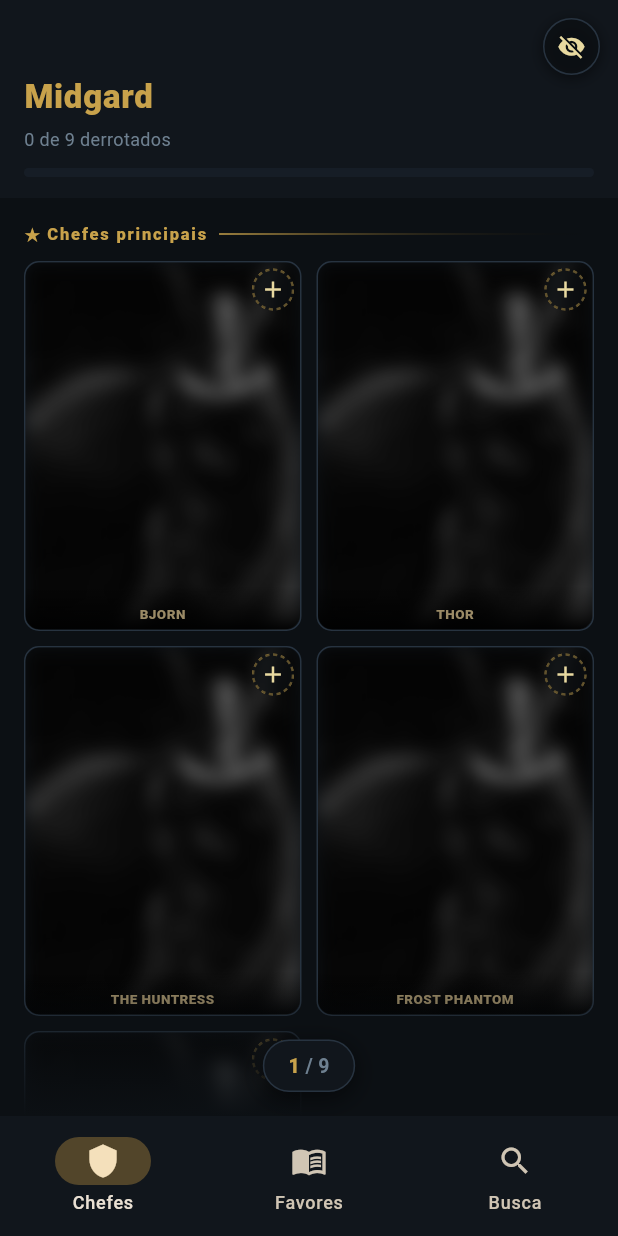
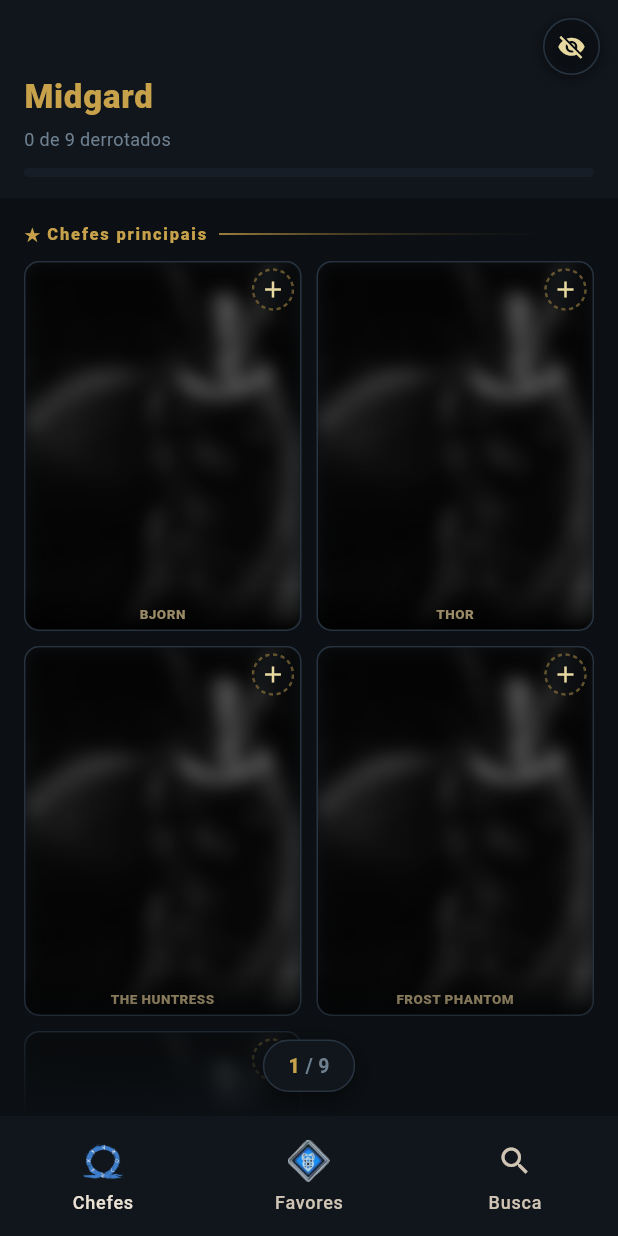
Before and after one commit to bruno-klemz/gow_elden_cup, a Flutter app: the screen it shows after launch, on a phone screen of 412 x 824 dp. Run offline on Flutter 3.47's test engine with Material 3 defaults, Android fonts, the phone set to English and light mode, and no system bars; our stand-ins replace equatable, flutter_bloc, get_it, shared_preferences.

Commit message:
feat(nav): themed image icons for Chefes (Omega) and Favores (rune)
Replace the shield/book glyphs with the God of War Ragnarök Omega logo
(Chefes) and a realm-rune emblem (Favores), rendered full-colour with
glyph fallbacks for load failures. Removes the selected-item pill so the
icons read cleanly. Updates the app shell test to tap by nav label.

Co-Authored-By: Claude Opus 4.8 (1M context) <noreply@anthropic.com>

```diff
--- a/lib/app/app_shell.dart
+++ b/lib/app/app_shell.dart
@@ -22,15 +22,16 @@ class _AppShellState extends State<AppShell> {
         selectedIndex: _index,
         onDestinationSelected: (i) => setState(() => _index = i),
         backgroundColor: AppColors.surface,
+        // No pill/chip highlight behind the selected icon.
+        indicatorColor: Colors.transparent,
+        overlayColor: const WidgetStatePropertyAll(Colors.transparent),
         destinations: const [
           NavigationDestination(
-            icon: Icon(Icons.shield_outlined),
-            selectedIcon: Icon(Icons.shield),
+            icon: _OmegaIcon(),
             label: 'Chefes',
           ),
           NavigationDestination(
-            icon: Icon(Icons.menu_book_outlined),
-            selectedIcon: Icon(Icons.menu_book),
+            icon: _FavorsIcon(),
             label: 'Favores',
           ),
           NavigationDestination(
@@ -42,3 +43,37 @@ class _AppShellState extends State<AppShell> {
     );
   }
 }
+
+/// The God of War Ragnarök Omega logo as the "Chefes" nav icon. Rendered in
+/// full colour (it's a coloured emblem); falls back to a shield glyph if the
+/// asset fails to load (e.g. in widget tests).
+class _OmegaIcon extends StatelessWidget {
+  const _OmegaIcon();
+
+  @override
+  Widget build(BuildContext context) {
+    return Image.asset(
+      'assets/images/ui/omega.png',
+      width: 28,
+      height: 28,
+      errorBuilder: (context, error, stack) => const Icon(Icons.shield),
+    );
+  }
+}
+
+/// The realm-rune emblem as the "Favores" nav icon. Rendered in full colour
+/// (not tinted) since it's a coloured emblem; falls back to a book glyph if the
+/// asset fails to load (e.g. in widget tests).
+class _FavorsIcon extends StatelessWidget {
+  const _FavorsIcon();
+
+  @override
+  Widget build(BuildContext context) {
+    return Image.asset(
+      'assets/images/ui/favors_rune.png',
+      width: 28,
+      height: 28,
+      errorBuilder: (context, error, stack) => const Icon(Icons.menu_book),
+    );
+  }
+}
```
Also changed, not shown: assets/images/ui/favors_rune.png (added), assets/images/ui/omega.png (added), 1 other file.
